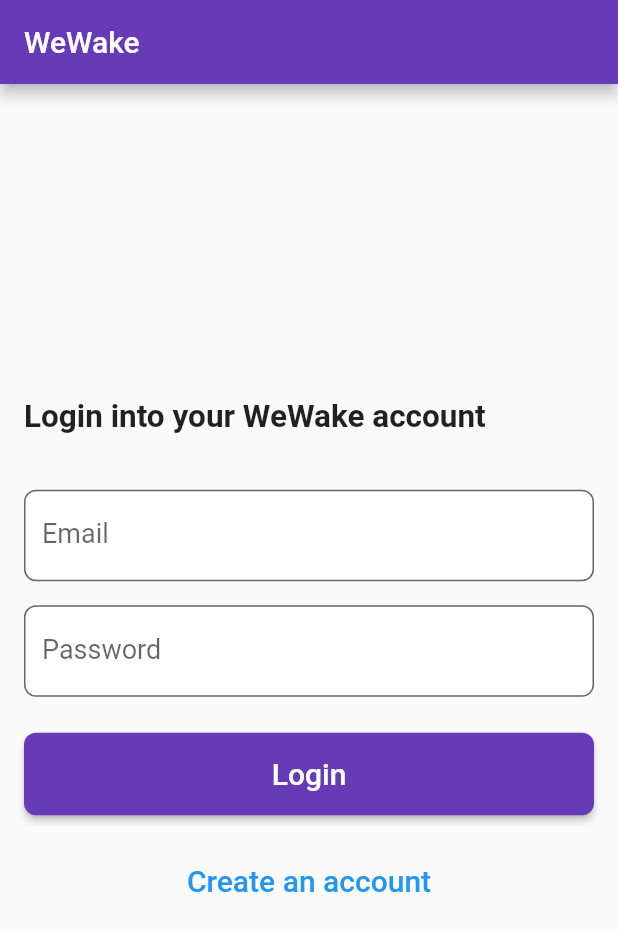
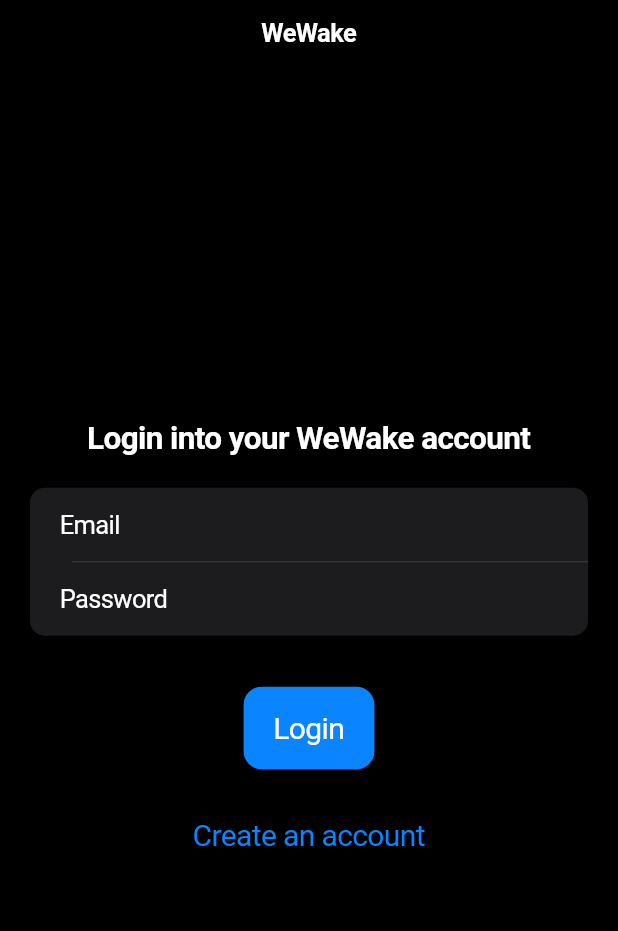
Before and after one commit to mithileshchellappan/wewake, a Flutter app: the screen it shows after launch, on a phone screen of 412 x 824 dp. Shown: the top 931 px of the screen. Run offline on Flutter 3.47's test engine with Material 2 defaults, Android fonts, the phone set to English and light mode, and no system bars; our stand-ins replace fluttertoast, shared_preferences.

Commit message:
UPDATE: Entire app to cupertino style
Waste of time? Yes. Worth it? Maybe.

```diff
--- a/lib/main.dart
+++ b/lib/main.dart
@@ -1,5 +1,5 @@
 import 'package:alarm_test/screens/signUpScreen.dart';
-import 'package:flutter/material.dart';
+import 'package:flutter/cupertino.dart';
 import 'package:alarm_test/screens/splashScreen.dart';
 
 void main() {
@@ -13,12 +13,11 @@ class WeWake extends StatelessWidget {
 
   @override
   Widget build(BuildContext context) {
-    return MaterialApp(
+    return CupertinoApp(
         title: 'WeWake',
-        theme: ThemeData(
-          primarySwatch: Colors.deepPurple,
-        ),
+        theme: CupertinoThemeData(brightness: Brightness.dark),
         initialRoute: SplashScreen.route,
+        home: SplashScreen(),
         routes: {
           SplashScreen.route: (context) => SplashScreen(),
           SignUpScreen.route: (context) => SignUpScreen()
--- a/lib/screens/signUpScreen.dart
+++ b/lib/screens/signUpScreen.dart
@@ -1,5 +1,7 @@
 import 'package:alarm_test/api/auth.dart';
+import 'package:flutter/cupertino.dart';
 import 'package:flutter/material.dart';
+import 'package:fluttertoast/fluttertoast.dart';
 
 class SignUpScreen extends StatefulWidget {
   static String route = "signUpScreen";
@@ -41,113 +43,85 @@ class _SignUpScreenState extends State<SignUpScreen> {
   void validateAndSubmit() async {
     if (validateAndSave()) {
       if (_formType == FormType.register) {
-        bool res = await signUp(_name, _email, _password);
-      } else {}
+        var res = await signUp(_name, _email, _password);
+        Fluttertoast.showToast(msg: res['message']);
+      } else {
+        var res = await login(_email, _password);
+        Fluttertoast.showToast(msg: res['message']);
+      }
     }
   }
 
   @override
   Widget build(BuildContext context) {
-    return Scaffold(
-      appBar: AppBar(
-        title: Text("WeWake"),
+    return CupertinoPageScaffold(
+      navigationBar: const CupertinoNavigationBar(
+        automaticallyImplyLeading: true,
+        middle: Text('WeWake'),
       ),
-      body: Container(
-        padding: const EdgeInsets.all(16.0),
+      child: Container(
+        // padding: const EdgeInsets.all(16.0),
         child: Form(
           key: _formKey,
           child: Column(
-            crossAxisAlignment: CrossAxisAlignment.stretch,
             mainAxisAlignment: MainAxisAlignment.center,
+            crossAxisAlignment: CrossAxisAlignment.center,
             children: [
+              SizedBox(height: 40),
               Text(
                   "${_formType == FormType.register ? "Sign Up to WeWake" : "Login into your WeWake account"}",
                   style: TextStyle(fontSize: 21, fontWeight: FontWeight.bold)),
               SizedBox(height: 20),
-              _formType == FormType.register
-                  ? TextFormField(
-                      decoration: InputDecoration(
-                        labelText: "Name",
-                        fillColor: Colors.white,
-                        filled: true,
-                        border: OutlineInputBorder(
-                          borderRadius: BorderRadius.circular(8.0),
-                        ),
-                      ),
-                      style: TextStyle(fontSize: 18.0),
+              CupertinoFormSection.insetGrouped(
+                children: [
+                  if (_formType == FormType.register)
+                    CupertinoTextFormFieldRow(
+                      prefix: const Text("Name"),
+                      keyboardType: TextInputType.name,
+                      keyboardAppearance: Brightness.dark,
+                      style: TextStyle(fontSize: 20.0),
                       validator: (value) =>
                           value!.isEmpty ? "Name can't be empty" : null,
                       onSaved: (value) => _name = value!,
-                    )
-                  : Container(),
-              const SizedBox(height: 16.0),
-              TextFormField(
-                decoration: InputDecoration(
-                  labelText: "Email",
-                  fillColor: Colors.white,
-                  filled: true,
-                  border: OutlineInputBorder(
-                    borderRadius: BorderRadius.circular(8.0),
                     ),
-                ),
-                style: TextStyle(fontSize: 18.0),
+                  CupertinoTextFormFieldRow(
+                    prefix: const Text("Email"),
+                    keyboardType: TextInputType.emailAddress,
+                    style: TextStyle(fontSize: 20.0),
                     validator: (value) =>
                         value!.isEmpty ? "Email can't be empty" : null,
                     onSaved: (value) => _email = value!,
                   ),
-              const SizedBox(height: 16.0),
-              TextFormField(
-                decoration: InputDecoration(
-                  labelText: "Password",
-                  fillColor: Colors.white,
-                  filled: true,
-                  border: OutlineInputBorder(
-                    borderRadius: BorderRadius.circular(8.0),
-                  ),
-                ),
-                style: const TextStyle(fontSize: 18.0),
+                  CupertinoTextFormFieldRow(
+                    prefix: const Text("Password"),
+                    keyboardType: TextInputType.visiblePassword,
+                    style: TextStyle(fontSize: 20.0),
                     obscureText: true,
                     validator: (value) =>
                         value!.isEmpty ? "Password can't be empty" : null,
                     onSaved: (value) => _password = value!,
                   ),
+                ],
+              ),
               const SizedBox(height: 24.0),
               _formType == FormType.login
-                  ? ElevatedButton(
-                      child: Text("Login", style: TextStyle(fontSize: 20.0)),
+                  ? CupertinoButton.filled(
+                      child: Text("Login",
+                          style:
+                              TextStyle(fontSize: 20.0, color: Colors.white)),
                       onPressed: validateAndSubmit,
-                      style: ElevatedButton.styleFrom(
-                        primary: Colors.deepPurple,
-                        onPrimary: Colors.white,
-                        padding: EdgeInsets.symmetric(vertical: 16.0),
-                        shape: RoundedRectangleBorder(
-                          borderRadius: BorderRadius.circular(8.0),
-                        ),
-                      ),
                     )
-                  : ElevatedButton(
+                  : CupertinoButton.filled(
                       child: Text(
                         "Create an account",
-                        style: TextStyle(fontSize: 20.0),
+                        style: TextStyle(fontSize: 20.0, color: Colors.white),
                       ),
                       onPressed: validateAndSubmit,
-                      style: ElevatedButton.styleFrom(
-                        primary: Colors.deepPurple,
-                        onPrimary: Colors.white,
-                        padding: EdgeInsets.symmetric(vertical: 16.0),
-                        shape: RoundedRectangleBorder(
-                          borderRadius: BorderRadius.circular(8.0),
-                        ),
-                      ),
                     ),
               const SizedBox(height: 16.0),
-              TextButton(
+              CupertinoButton(
                 onPressed:
                     _formType == FormType.login ? moveToSignUp : moveToLogin,
-                style: TextButton.styleFrom(
-                  primary: Colors.blue,
-                  padding: EdgeInsets.symmetric(vertical: 16.0),
-                ),
                 child: Text(
                   _formType == FormType.login
                       ? "Create an account"
--- a/pubspec.yaml
+++ b/pubspec.yaml
@@ -38,6 +38,7 @@ dependencies:
   alarm: ^1.1.2
   shared_preferences: ^2.1.2
   http: ^1.0.0
+  fluttertoast: ^8.2.2
 
 dev_dependencies:
   flutter_test:
```
Also changed, not shown: lib/api/auth.dart (+44 -5 lines), lib/screens/splashScreen.dart (+5 -5 lines), pubspec.lock. Lines whose indentation alone changed are shown as unchanged.
